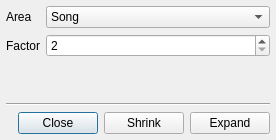
First picture: the form in src/expandshrinkdialog.ui, repository gitGNU/gnu_tutka, before the edit.
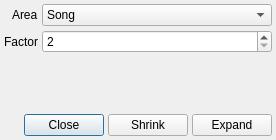
Second picture: the form after the edit.

Diff of the .ui file:
```diff
--- a/src/expandshrinkdialog.ui
+++ b/src/expandshrinkdialog.ui
@@ -15,10 +15,10 @@
   </property>
   <layout class="QVBoxLayout" name="verticalLayout">
    <property name="spacing">
-    <number>6</number>
+    <number>4</number>
    </property>
    <property name="margin">
-    <number>6</number>
+    <number>4</number>
    </property>
    <item>
     <layout class="QGridLayout" name="gridLayout">
@@ -27,6 +27,9 @@
        <property name="fieldGrowthPolicy">
         <enum>QFormLayout::AllNonFixedFieldsGrow</enum>
        </property>
+       <property name="labelAlignment">
+        <set>Qt::AlignRight|Qt::AlignTrailing|Qt::AlignVCenter</set>
+       </property>
        <item row="0" column="0">
         <widget class="QLabel" name="label">
          <property name="text">
@@ -85,17 +88,10 @@
      </item>
     </layout>
    </item>
-   <item>
-    <widget class="Line" name="line">
-     <property name="orientation">
-      <enum>Qt::Horizontal</enum>
-     </property>
-    </widget>
-   </item>
    <item>
     <layout class="QHBoxLayout" name="horizontalLayout">
      <property name="spacing">
-      <number>6</number>
+      <number>4</number>
      </property>
      <item>
       <widget class="QDialogButtonBox" name="buttonBox">
```
